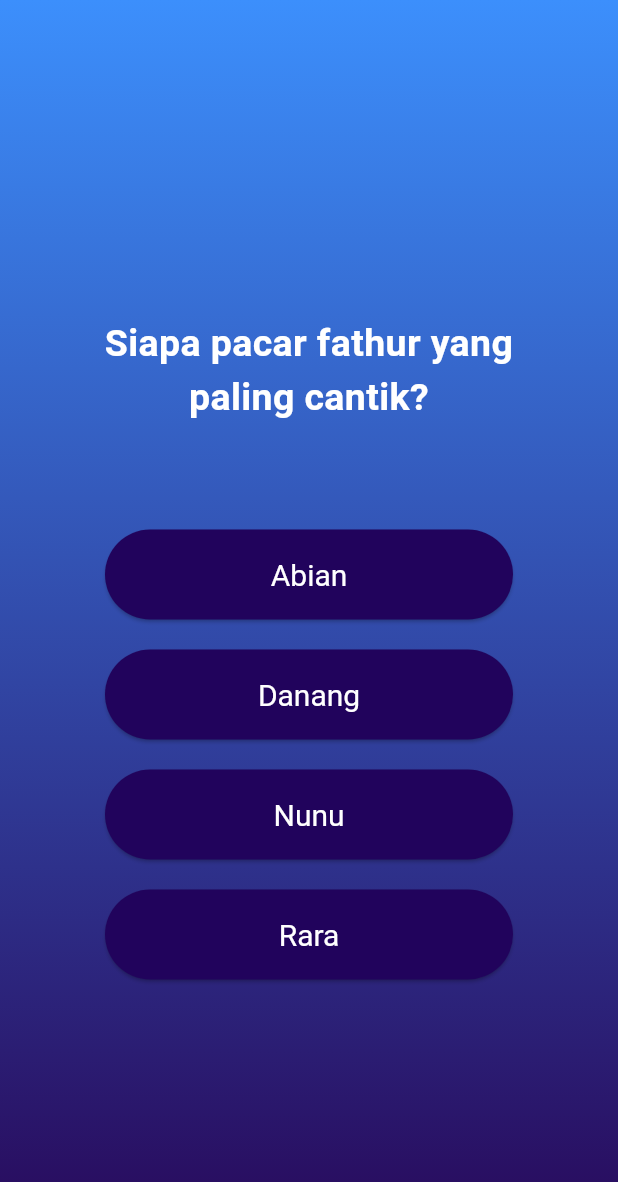
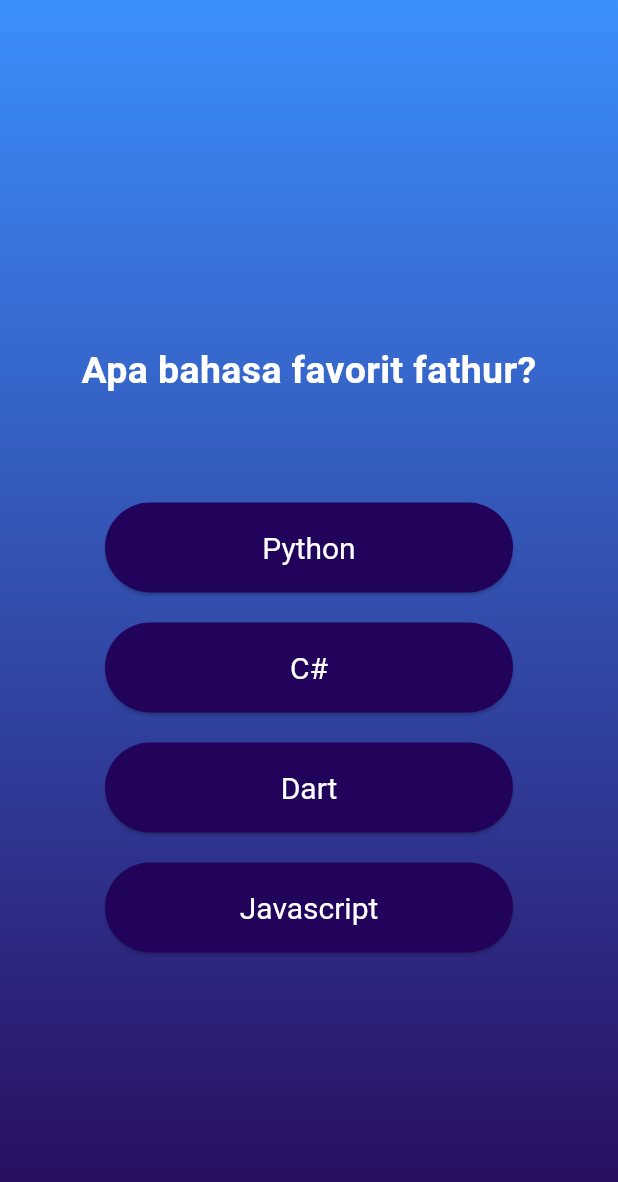
Before and after one commit to fathursyh/flutter_course_2, a Flutter app: the screen it shows after launch, after a tap on "Start Quiz", on a phone screen of 412 x 824 dp. Shown: the top 1182 px of the screen. Run offline on Flutter 3.47's test engine with Material 3 defaults, Android fonts, the light colour scheme and no system bars; our stand-ins replace google_fonts; Roboto replaces fonts that are missing (Laila).

Commit message:
update : quiz questions..

```diff
--- a/lib/data/questions_list.dart
+++ b/lib/data/questions_list.dart
@@ -1,15 +1,15 @@
 import 'package:buat_git/model/quiz_question.dart';
 
 const questions = [
-  QuizQuestion('Siapa pacar fathur yang paling cantik?',
-      ['Rara', 'Abian', 'Nunu', 'Danang']),
   QuizQuestion(
-      'Apa bahasa favorit fathur?', ['Javascript', 'Python', 'Java', 'C#']),
+      'Apa bahasa favorit fathur?', ['Javascript', 'Python', 'Dart', 'C#']),
   QuizQuestion('Kuliah dimana fathur?', ['Pakuan', 'Gunadarma', 'IPB', 'ITB']),
   QuizQuestion('Apa makanan kesukaan fathur?',
       ['Burger', 'Spaghetti', 'Pizza', 'Mie Goreng']),
   QuizQuestion('Apa hewan kesukaan Fathur?',
       ['Kucing', 'Anjing', 'Kura-kura', 'Biawak']),
   QuizQuestion('Platform gaming kesukaan Fathur?',
-      ['Komputer', 'Xbox', 'Playstation', 'Switch']),
+      ['PC', 'Xbox', 'Playstation', 'Switch']),
+  QuizQuestion('Apa framework frontend favorit Fathur?',
+      ['Vue', 'React', 'Angular', 'Svelte']),
 ];
--- a/lib/halaman_utama.dart
+++ b/lib/halaman_utama.dart
@@ -22,7 +22,7 @@
           const SizedBox(
             height: 25,
           ),
-          const TextCustom('Lets Play Fathur\'s Quiz!', 20),
+          const TextCustom('Lets Play Fathur\'s Quiz!', 26),
           const SizedBox(
             height: 60,
           ),
--- a/lib/result_screen.dart
+++ b/lib/result_screen.dart
@@ -37,7 +37,7 @@
     final kondisiWarna =
         numCorrectAnswer > (numTotalQuestion / 2) ? true : false;
     return GradientContainer(
-      warna1: Color.fromARGB(255, 11, 10, 91),
+      warna1: const Color.fromARGB(255, 11, 10, 91),
       warna2: kondisiWarna
           ? const Color.fromARGB(255, 15, 62, 16)
           : const Color.fromARGB(255, 94, 19, 14),
@@ -64,7 +64,7 @@
             ),
             TextButton.icon(
                 style: const ButtonStyle(
-                    foregroundColor: MaterialStatePropertyAll(
+                    foregroundColor: WidgetStatePropertyAll(
                         Color.fromARGB(255, 73, 122, 255))),
                 icon: const Icon(Icons.refresh),
                 onPressed: onRestart,
--- a/pubspec.yaml
+++ b/pubspec.yaml
@@ -14,7 +14,7 @@
 dev_dependencies:
   flutter_test:
     sdk: flutter
-  flutter_lints: ^2.0.0
+  flutter_lints: ^5.0.0
 
 flutter:
   uses-material-design: true
```
Also changed, not shown: pubspec.lock.
